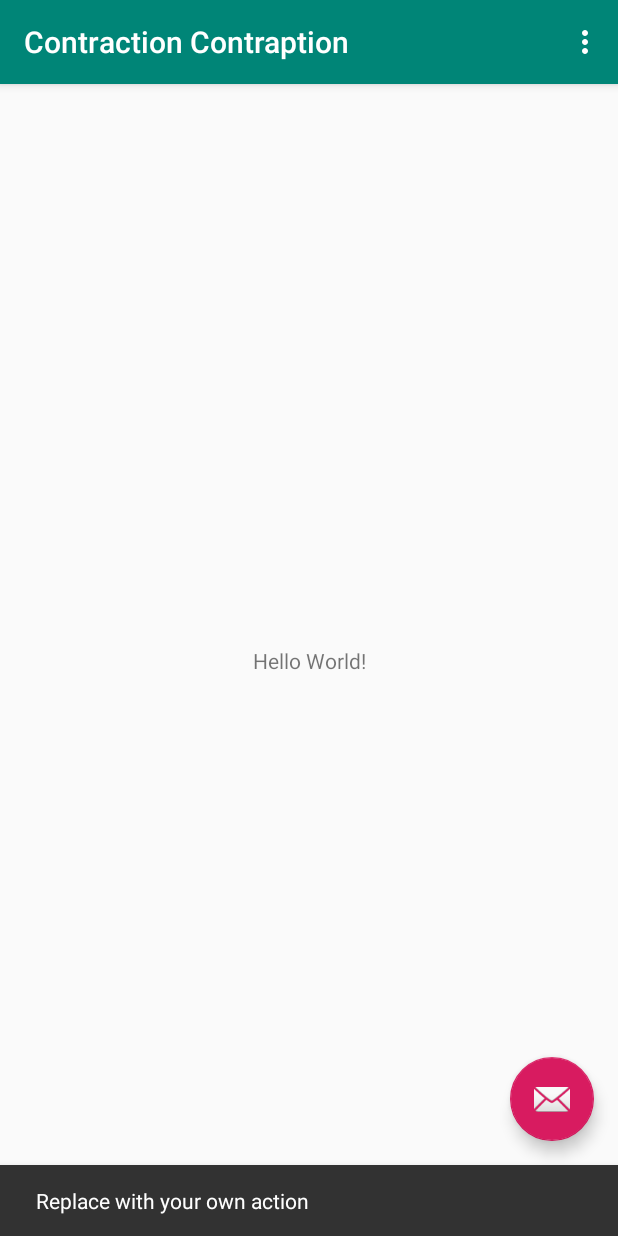
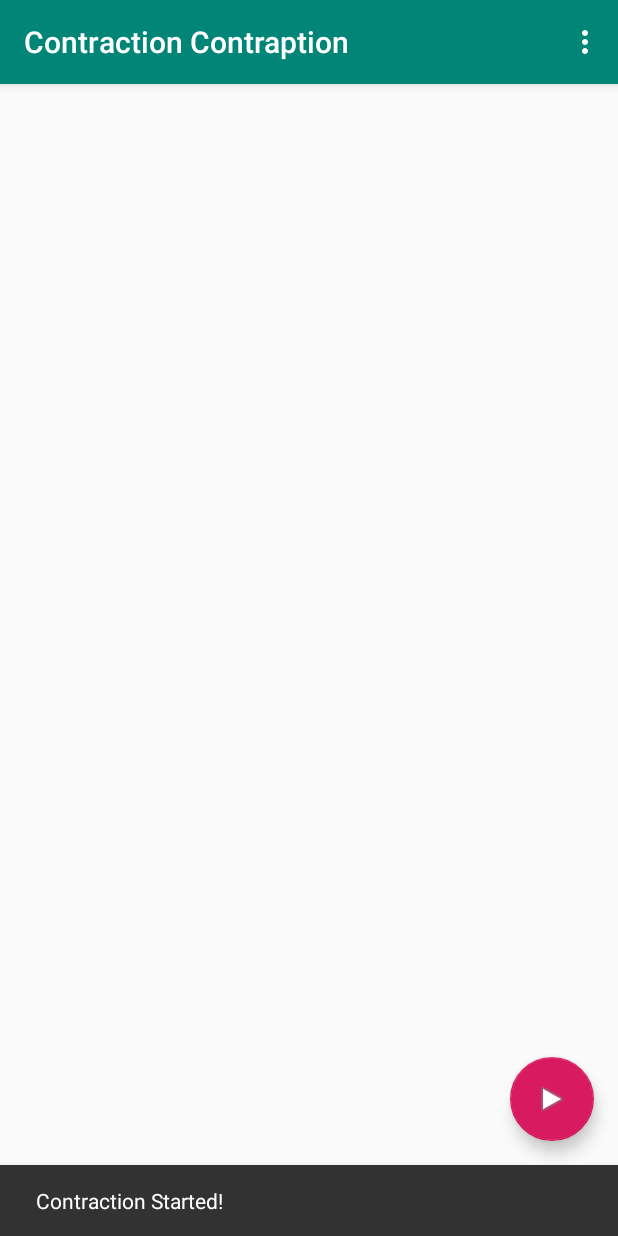
Before and after one commit to NonlinearFruit/flotsam, an Android app: the screen it shows after launch (MainActivity), after a tap on an icon or button, on a phone screen of 412 x 824 dp. Run offline under Robolectric (Android 15) with nearby library versions, the phone set to English and light mode, and no system bars.

Commit message:
push button, show interval lengths = minimal viable product

```diff
--- a/ContractionContraption/app/src/main/java/com/example/contractioncontraption/MainActivity.java
+++ b/ContractionContraption/app/src/main/java/com/example/contractioncontraption/MainActivity.java
@@ -1,15 +1,28 @@
 package com.example.contractioncontraption;
 
 import android.os.Bundle;
+
+import com.example.contractioncontraption.core.AllDatLogic;
+import com.example.contractioncontraption.core.CoreLogic;
+import com.example.contractioncontraption.core.TimeWrapper;
 import com.google.android.material.floatingactionbutton.FloatingActionButton;
 import com.google.android.material.snackbar.Snackbar;
 import androidx.appcompat.app.AppCompatActivity;
 import androidx.appcompat.widget.Toolbar;
+
 import android.view.View;
 import android.view.Menu;
 import android.view.MenuItem;
+import android.widget.ArrayAdapter;
+import android.widget.ListView;
+
+import java.util.List;
 
 public class MainActivity extends AppCompatActivity {
+
+    private ListView listView;
+    private AllDatLogic logic;
+    private ArrayAdapter<String> adapter;
 
     @Override
     protected void onCreate(Bundle savedInstanceState) {
@@ -18,14 +31,31 @@ public class MainActivity extends AppCompatActivity {
         Toolbar toolbar = findViewById(R.id.toolbar);
         setSupportActionBar(toolbar);
 
-       FloatingActionButton fab = findViewById(R.id.fab);
+        logic = new CoreLogic(new TimeWrapper());
+        listView = findViewById(R.id.listView);
+        adapter = new ArrayAdapter<String>(this, android.R.layout.simple_list_item_1 );
+        listView.setAdapter(adapter);
+        FloatingActionButton fab = findViewById(R.id.fab);
         fab.setOnClickListener(new View.OnClickListener() {
             @Override
             public void onClick(View view) {
-                Snackbar.make(view, "Replace with your own action", Snackbar.LENGTH_LONG)
-                        .setAction("Action", null).show();
+                Snackbar
+                        .make(view, "Contraction Started!", Snackbar.LENGTH_SHORT)
+                        .show();
+                logic.startContraction();
+                printIntervals();
             }
         });
+    }
+
+    private void printIntervals() {
+        adapter.clear();
+        List<Long> intervals = logic.getContrcationIntervals();
+        for (long interval : intervals) {
+           long minutes = Math.round(interval / 60);
+           String message = minutes + " minutes";
+           adapter.add(message);
+        }
     }
 
     @Override
--- a/ContractionContraption/app/src/main/res/layout/activity_main.xml
+++ b/ContractionContraption/app/src/main/res/layout/activity_main.xml
@@ -29,6 +29,6 @@
         android:layout_height="wrap_content"
         android:layout_gravity="bottom|end"
         android:layout_margin="@dimen/fab_margin"
-        app:srcCompat="@android:drawable/ic_dialog_email" />
+        app:srcCompat="@android:drawable/ic_media_play" />
 
 </androidx.coordinatorlayout.widget.CoordinatorLayout>
--- a/ContractionContraption/app/src/main/res/layout/content_main.xml
+++ b/ContractionContraption/app/src/main/res/layout/content_main.xml
@@ -9,13 +9,13 @@
     tools:showIn="@layout/activity_main"
     tools:context=".MainActivity">
 
-    <TextView
-        android:layout_width="wrap_content"
-        android:layout_height="wrap_content"
-        android:text="Hello World!"
+    <ListView
+        android:id="@+id/listView"
+        android:layout_width="299dp"
+        android:layout_height="552dp"
         app:layout_constraintBottom_toBottomOf="parent"
-        app:layout_constraintLeft_toLeftOf="parent"
-        app:layout_constraintRight_toRightOf="parent"
+        app:layout_constraintEnd_toEndOf="parent"
+        app:layout_constraintStart_toStartOf="parent"
         app:layout_constraintTop_toTopOf="parent" />
 
 </androidx.constraintlayout.widget.ConstraintLayout>
```
